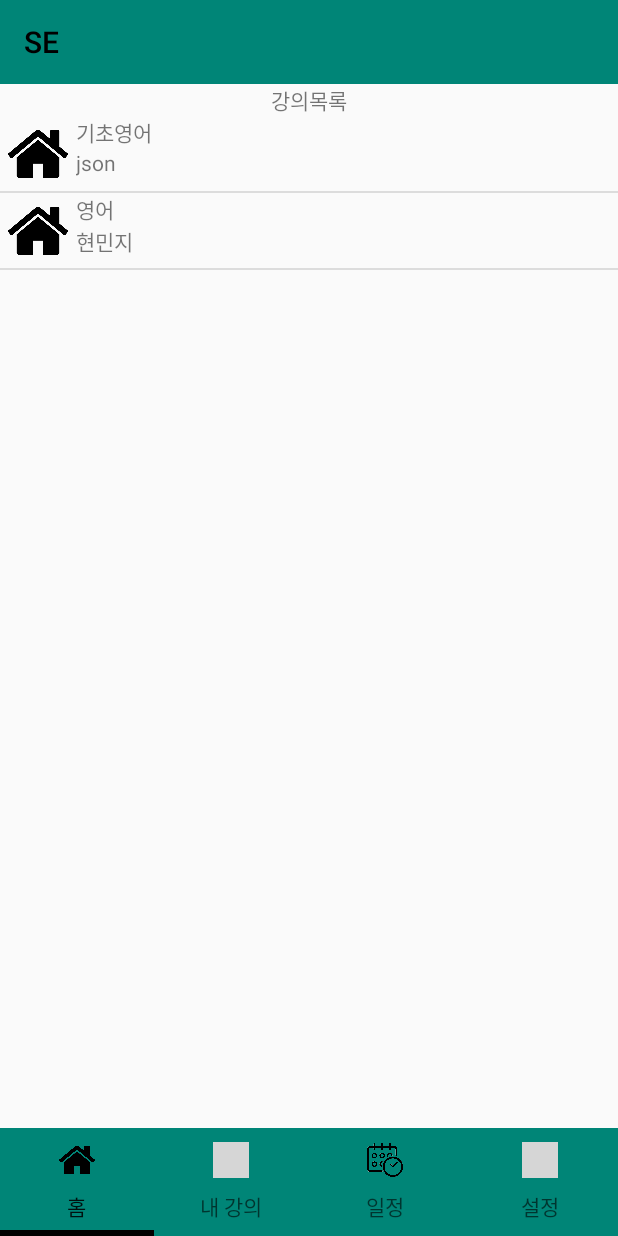
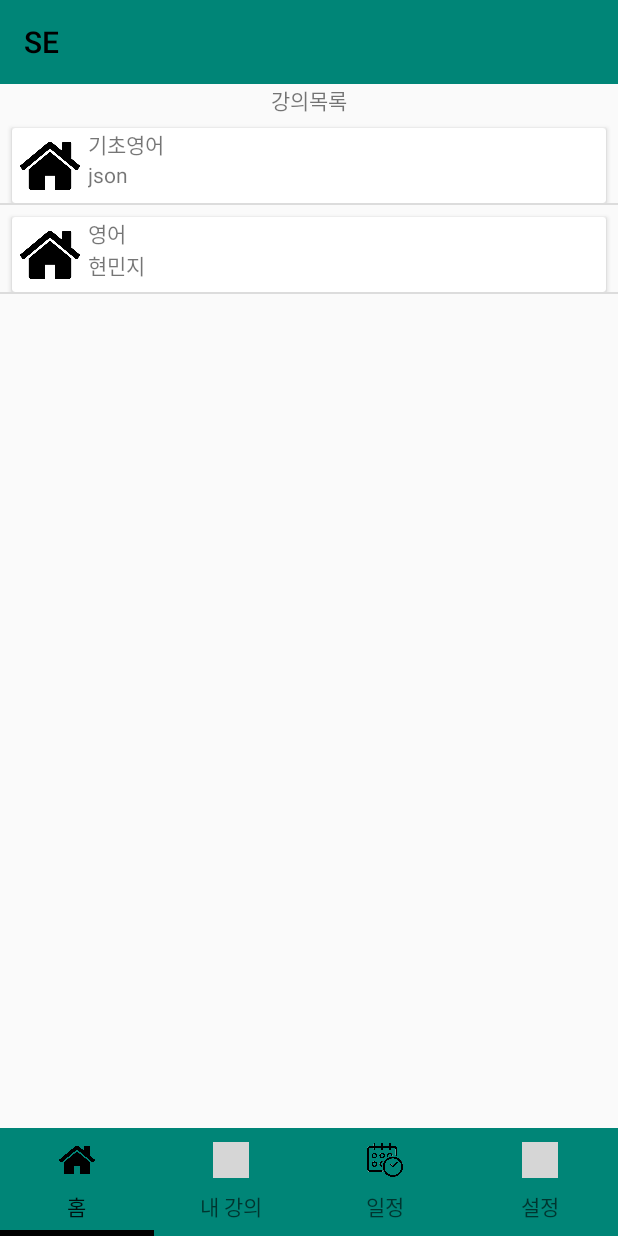
Before and after one commit to JiHoJang/LiveStreaming, an Android app: the ListViewFragment screen opened directly, with no data from a screen before it, on a phone screen of 412 x 824 dp. Run offline under Robolectric (Android 15) with nearby library versions, the phone set to English and light mode, and no system bars; libraries missing offline, so code that uses them is left out: com.prolificinteractive.materialcalendarview; 1 statement that could not run was skipped; grey boxes are pictures that could not be loaded.

Commit message:
list_view 를 card형태로 바꿈

```diff
--- a/SE/app/build.gradle
+++ b/SE/app/build.gradle
@@ -31,4 +31,5 @@ dependencies {
     implementation project (':libstreaming')
     implementation 'de.mrmaffen:vlc-android-sdk:2.0.6'
     compile 'com.prolificinteractive:material-calendarview:1.4.3'
+    implementation 'com.android.support:cardview-v7:28.0.0'
 }
--- a/SE/app/src/main/res/layout/custom_listview.xml
+++ b/SE/app/src/main/res/layout/custom_listview.xml
@@ -1,8 +1,22 @@
 <?xml version="1.0" encoding="utf-8"?>
-<LinearLayout xmlns:android="http://schemas.android.com/apk/res/android"
-    android:orientation="vertical" android:layout_width="match_parent"
+
+
+<LinearLayout
+    xmlns:android="http://schemas.android.com/apk/res/android"
+    android:orientation="vertical"
+    android:layout_width="match_parent"
     android:layout_height="match_parent">
-
+        <android.support.v7.widget.CardView
+            xmlns:android="http://schemas.android.com/apk/res/android"
+            xmlns:tools="http://schemas.android.com/tools"
+            android:layout_width="match_parent"
+            android:layout_height="wrap_content"
+            android:focusable="true"
+            android:clickable="true"
+            android:layout_marginRight="8dp"
+            android:layout_marginLeft="8dp"
+            android:layout_marginTop="8dp"
+            android:background="?android:attr/selectableItemBackground">
         <LinearLayout
             android:layout_width="match_parent"
             android:layout_height="50dp"
@@ -37,4 +51,6 @@
 
         </LinearLayout>
 
+
+</android.support.v7.widget.CardView>
 </LinearLayout>
--- a/SE/build.gradle
+++ b/SE/build.gradle
@@ -8,6 +8,7 @@ buildscript {
     }
     dependencies {
         classpath 'com.android.tools.build:gradle:3.2.1'
+
 
 
         // NOTE: Do not place your application dependencies here; they belong
```
Also changed, not shown: 1 other file.
